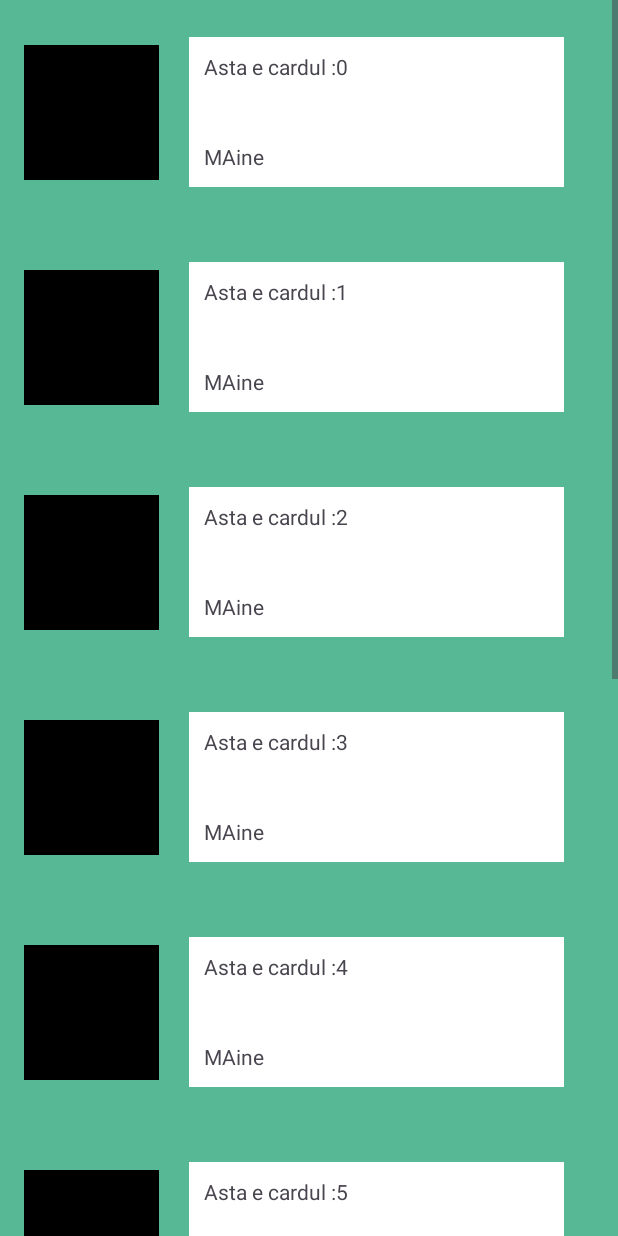
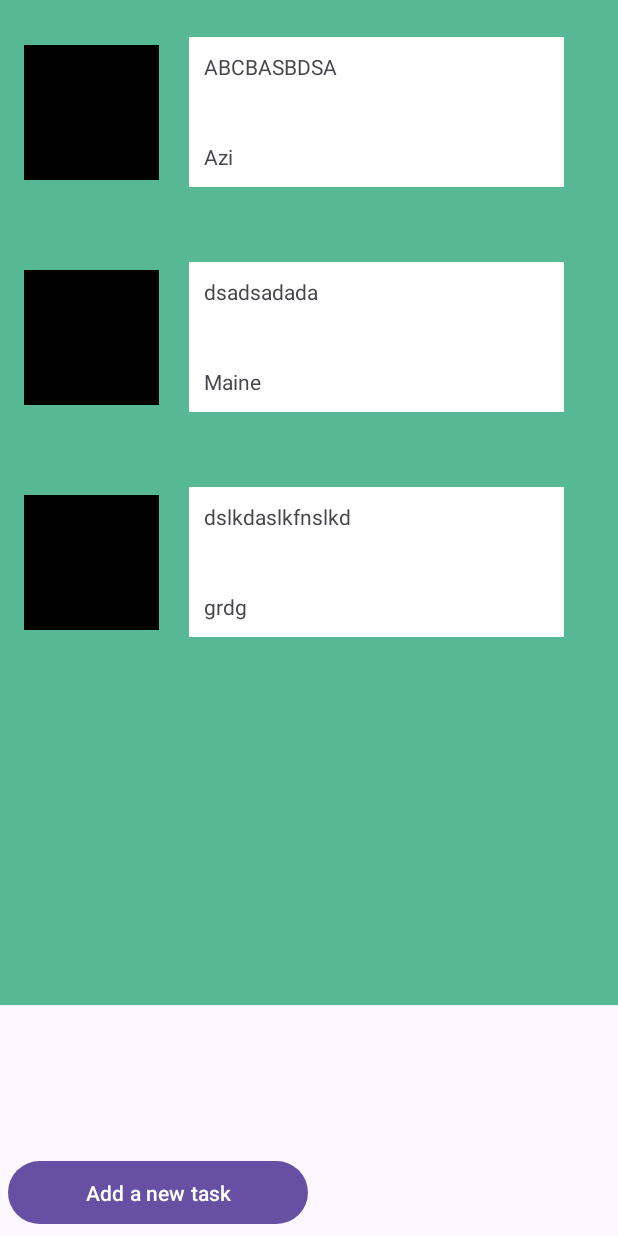
Before and after one commit to PaulIonescu14/hackathon-itfest-sisc, an Android app: the Home screen opened directly, with no data from a screen before it, on a phone screen of 412 x 824 dp. Run offline under Robolectric (Android 15) with nearby library versions, the phone set to English and light mode, and no system bars; our stand-ins replace Firebase (no records; nobody signed in at launch, a user with empty details on screens opened directly).

```diff
--- a/TaskForce/app/build.gradle.kts
+++ b/TaskForce/app/build.gradle.kts
@@ -1,6 +1,7 @@
 plugins {
     alias(libs.plugins.android.application)
     id("org.jetbrains.kotlin.android") version "2.2.0" apply false
+    id("com.google.gms.google-services")
 }
 
 android {
@@ -42,4 +43,7 @@ dependencies {
     androidTestImplementation(libs.ext.junit)
     androidTestImplementation(libs.espresso.core)
     implementation("io.realm:realm-android-library:10.16.0")
+    implementation(platform("com.google.firebase:firebase-bom:34.5.0"))
+    implementation("com.google.firebase:firebase-database")
+
 }
--- a/TaskForce/app/src/main/AndroidManifest.xml
+++ b/TaskForce/app/src/main/AndroidManifest.xml
@@ -11,6 +11,9 @@
         android:roundIcon="@mipmap/ic_launcher_round"
         android:supportsRtl="true"
         android:theme="@style/Theme.TaskForce">
+        <activity
+            android:name=".AddNewTask"
+            android:exported="false" />
         <activity
             android:name=".TaskDetails"
             android:exported="false" />
--- a/TaskForce/app/src/main/java/com/example/taskforce/Home.java
+++ b/TaskForce/app/src/main/java/com/example/taskforce/Home.java
@@ -11,6 +11,9 @@ import androidx.appcompat.app.AppCompatActivity;
 import androidx.core.graphics.Insets;
 import androidx.core.view.ViewCompat;
 import androidx.core.view.WindowInsetsCompat;
+
+import com.google.firebase.database.DatabaseReference;
+import com.google.firebase.database.FirebaseDatabase;
 
 import org.w3c.dom.Text;
 
@@ -26,20 +29,33 @@ public class Home extends AppCompatActivity {
 
         LinearLayout container = findViewById(R.id.containerLayout);
 
-        for(int i = 0; i < 10; i++) {
 
-           View card = getLayoutInflater().inflate(R.layout.task_card, container, false);
+
+
+
+        Task[] tasks = new Task[3];
+
+        tasks[0] = new Task("ABCBASBDSA", "Eu", "323CA", "Azi", 1, "", "Detalii");
+        tasks[1] = new Task("dsadsadada", "Tu", "313CA", "Maine", 2, "", "Alte detalii");
+        tasks[2] = new Task("dslkdaslkfnslkd", "El", "999CC", "grdg", 7, "", "dsasdadsa");
+
+        for(int i = 0; i < tasks.length; i++) {
+
+            View card = getLayoutInflater().inflate(R.layout.task_card, container, false);
 
             TextView titluCard = (TextView) card.findViewById(R.id.TitluCard);
             TextView deadlineCard = (TextView) card.findViewById(R.id.DeadlineCard);
 
-            titluCard.setText("Asta e cardul :" + i);
-            deadlineCard.setText("MAine");
+            titluCard.setText(tasks[i].title);
+            deadlineCard.setText(tasks[i].deadline);
 
             container.addView(card);
 
+            final Task currentTask = tasks[i];
+
             card.setOnClickListener(v -> {
                 Intent intent = new Intent(Home.this, TaskDetails.class);
+                intent.putExtra("task_object", currentTask);
                 startActivity(intent);
             });
 
--- /dev/null
+++ b/TaskForce/app/src/main/java/com/example/taskforce/Task.java
@@ -0,0 +1,28 @@
+package com.example.taskforce;
+
+import java.io.Serializable;
+import java.time.format.DateTimeFormatter;
+import java.util.ArrayList;
+import java.util.Date;
+
+public class Task implements Serializable {
+
+    public String title;
+    public String author;
+    public String group;
+    public String deadline;
+    public int importance;
+    public String pathToImage;
+    public String notes;
+
+    public Task(String title, String author, String group, String deadline, int importance, String pathToImage, String notes) {
+        this.title = title;
+        this.author = author;
+        this.deadline = deadline;
+        this.importance = importance;
+        this.pathToImage = pathToImage;
+        this.notes = notes;
+    }
+
+
+}
--- a/TaskForce/app/src/main/res/layout/activity_home.xml
+++ b/TaskForce/app/src/main/res/layout/activity_home.xml
@@ -8,20 +8,37 @@
     tools:context=".Home">
 
     <ScrollView
+        android:id="@+id/scrollView2"
         android:layout_width="fill_parent"
-        android:layout_height="fill_parent"
-        app:layout_constraintBottom_toBottomOf="parent"
+        android:layout_height="670dp"
         app:layout_constraintEnd_toEndOf="parent"
         app:layout_constraintStart_toStartOf="parent"
-        app:layout_constraintTop_toTopOf="parent">
+        app:layout_constraintTop_toTopOf="parent"
+        android:background="#56B894">
 
         <LinearLayout
             android:id="@+id/containerLayout"
             android:layout_width="match_parent"
             android:layout_height="wrap_content"
-            android:orientation="vertical" >
+            android:orientation="vertical">
 
 
         </LinearLayout>
     </ScrollView>
+    <LinearLayout
+        android:layout_width="fill_parent"
+        android:layout_height="60dp"
+        android:gravity="bottom"
+        app:layout_constraintBottom_toBottomOf="parent"
+        app:layout_constraintStart_toStartOf="parent"
+        app:layout_constraintEnd_toEndOf="parent"
+        >
+        <Button
+            android:layout_width="200dp"
+            android:layout_height="50dp"
+            android:text="Add a new task"
+            android:layout_marginBottom="2dp"
+            android:layout_marginLeft="5dp"
+            />
+    </LinearLayout>
 </androidx.constraintlayout.widget.ConstraintLayout>
--- a/TaskForce/build.gradle.kts
+++ b/TaskForce/build.gradle.kts
@@ -1,5 +1,8 @@
 // Top-level build file where you can add configuration options common to all sub-projects/modules.
+
+
 plugins {
     alias(libs.plugins.android.application) apply false
     id("org.jetbrains.kotlin.android") version "2.2.0" apply false
+    id("com.google.gms.google-services") version "4.4.4" apply false
 }
```
Also changed, not shown: TaskForce/app/src/main/java/com/example/taskforce/AddNewTask.java (added, +35 -0 lines), TaskForce/app/src/main/java/com/example/taskforce/Register.java (+7 -0 lines), TaskForce/app/src/main/java/com/example/taskforce/TaskDetails.java (+7 -11 lines), TaskForce/app/src/main/res/layout/activity_add_new_task.xml (added, +63 -0 lines), 1 other file.
